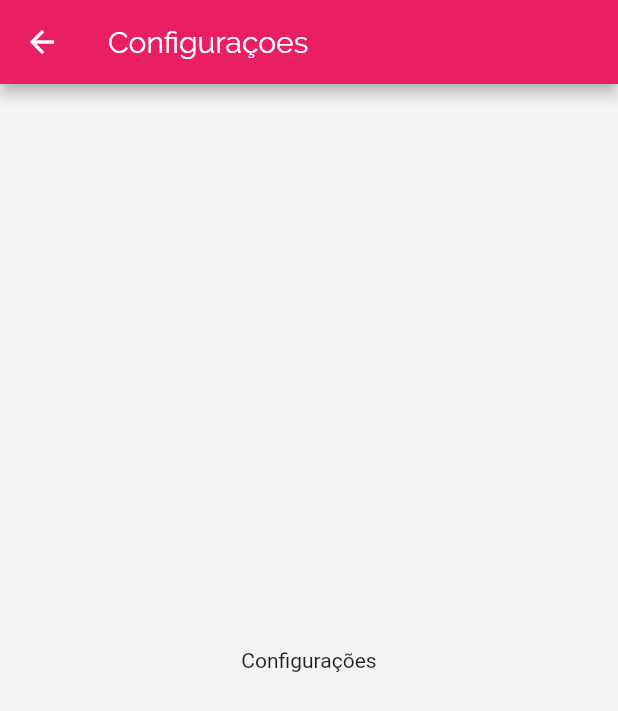
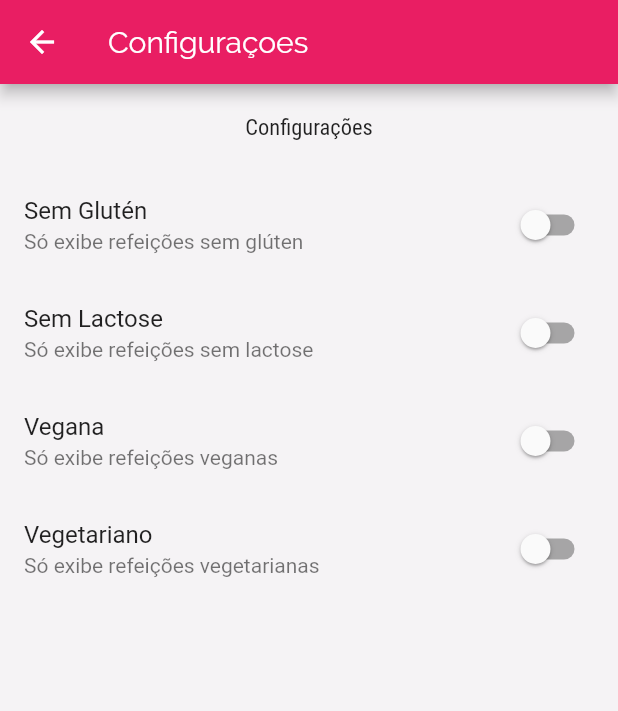
Before and after one commit to BrendonHenrique/MealsList, a Flutter app: the SettingsScreen screen opened by its route, on a phone screen of 412 x 824 dp. Shown: the top 711 px of the screen. Run offline on Flutter 3.47's test engine with Material 2 defaults, Android fonts, the phone set to English and light mode, and no system bars; network calls fail.

Commit message:
added meals filters at settings page

```diff
--- a/lib/main.dart
+++ b/lib/main.dart
@@ -1,14 +1,46 @@
 import 'package:flutter/material.dart';
+import 'package:meals/models/settings.dart';
 import './routes/app_routes.dart';
+import 'models/meal.dart';
+import './data/dummy_data.dart';
+import 'package:meals/screens/categories_meals_screen.dart';
+import 'package:meals/screens/meal_details_screen.dart';
+import 'package:meals/screens/settings_screen.dart';
+import 'package:meals/screens/tabs_screen.dart';
 
 void main() {
   runApp(MyApp());
 }
 
-class MyApp extends StatelessWidget {
+class MyApp extends StatefulWidget {
+  @override
+  _MyAppState createState() => _MyAppState();
+}
+
+class _MyAppState extends State<MyApp> {
   Color _colorFromHex(String hexColor) {
     final hexCode = hexColor.replaceAll('#', '');
     return Color(int.parse('FF$hexCode', radix: 16));
+  }
+
+  List<Meal> _availableMeals = DUMMY_MEALS;
+  List<Meal> _favoritesMeals = [];
+  Settings settings = Settings();
+
+  void _filterMealsBySettings(Settings settings) {
+    setState(() {
+      this.settings = settings;
+      this._availableMeals = DUMMY_MEALS.where((meal) {
+        final filterGluten = settings.isGlutenFree && !meal.isGlutenFree;
+        final filterLactose = settings.isLactoseFree && !meal.isLactoseFree;
+        final filterVegan = settings.isVegan && !meal.isVegan;
+        final filterVegetarian = settings.isVegetarian && !meal.isVegetarian;
+        return !filterGluten &&
+            !filterLactose &&
+            !filterVegan &&
+            !filterVegetarian;
+      }).toList();
+    });
   }
 
   @override
@@ -29,7 +61,19 @@ class MyApp extends StatelessWidget {
               ),
             ),
       ),
-      routes: AppRoutes.routes,
+      routes: {
+        AppRoutes.HOME: (_) => TabsScreen(
+              favoriteMeals: _favoritesMeals,
+            ),
+        AppRoutes.CATEGORIES_MEALS: (_) => CategoriesMealsScreen(
+              meals: _availableMeals,
+            ),
+        AppRoutes.MEAL_DETAIL: (_) => MealDetailsScreen(),
+        AppRoutes.SETTINGS: (_) => SettingsScreen(
+              onSettingsChanged: _filterMealsBySettings,
+              settings: settings,
+            ),
+      },
     );
   }
 }
--- /dev/null
+++ b/lib/models/settings.dart
@@ -0,0 +1,13 @@
+class Settings {
+  bool isGlutenFree;
+  bool isLactoseFree;
+  bool isVegan;
+  bool isVegetarian;
+
+  Settings({
+    this.isGlutenFree = false,
+    this.isLactoseFree = false,
+    this.isVegan = false,
+    this.isVegetarian = false,
+  });
+}
--- a/lib/routes/app_routes.dart
+++ b/lib/routes/app_routes.dart
@@ -1,18 +1,6 @@
-import 'package:meals/screens/categories_meals_screen.dart';
-import 'package:meals/screens/meal_details_screen.dart';
-import 'package:meals/screens/settings_screen.dart';
-import 'package:meals/screens/tabs_screen.dart';
-
 class AppRoutes {
   static const HOME = '/';
   static const CATEGORIES_MEALS = '/categories-meals';
   static const MEAL_DETAIL = '/meal-detail';
   static const SETTINGS = '/settings';
-
-  static final routes = {
-    AppRoutes.HOME: (_) => TabsScreen(),
-    AppRoutes.CATEGORIES_MEALS: (_) => CategoriesMealsScreen(),
-    AppRoutes.MEAL_DETAIL: (_) => MealDetailsScreen(),
-    AppRoutes.SETTINGS: (_) => SettingsScreen(),
-  };
 }
--- a/lib/screens/settings_screen.dart
+++ b/lib/screens/settings_screen.dart
@@ -1,8 +1,43 @@
 import 'package:flutter/material.dart';
 import 'package:flutter/widgets.dart';
+import 'package:meals/models/settings.dart';
 
-class SettingsScreen extends StatelessWidget {
-  const SettingsScreen({Key key}) : super(key: key);
+class SettingsScreen extends StatefulWidget {
+  final Function(Settings) onSettingsChanged;
+  final Settings settings;
+
+  const SettingsScreen({Key key, this.onSettingsChanged, this.settings})
+      : super(key: key);
+
+  @override
+  _SettingsScreenState createState() => _SettingsScreenState();
+}
+
+class _SettingsScreenState extends State<SettingsScreen> {
+  Settings settings;
+
+  @override
+  void initState() {
+    super.initState();
+    settings = widget.settings;
+  }
+
+  Widget _createSwitch(
+    String title,
+    String subtitle,
+    bool value,
+    Function(bool) onChanged,
+  ) {
+    return SwitchListTile.adaptive(
+      title: Text(title),
+      subtitle: Text(subtitle),
+      value: value,
+      onChanged: (value) {
+        onChanged(value);
+        widget.onSettingsChanged(widget.settings);
+      },
+    );
+  }
 
   @override
   Widget build(BuildContext context) {
@@ -10,8 +45,46 @@ class SettingsScreen extends StatelessWidget {
       appBar: AppBar(
         title: Text('Configuraçoes'),
       ),
-      body: Center(
-        child: Text('Configurações'),
+      body: Column(
+        children: [
+          Container(
+            padding: EdgeInsets.all(20),
+            child: Text(
+              'Configurações',
+              style: Theme.of(context).textTheme.headline6,
+            ),
+          ),
+          Expanded(
+            child: ListView(
+              children: [
+                _createSwitch(
+                  'Sem Glutén',
+                  'Só exibe refeições sem glúten',
+                  settings.isGlutenFree,
+                  (value) => setState(() => settings.isGlutenFree = value),
+                ),
+                _createSwitch(
+                  'Sem Lactose',
+                  'Só exibe refeições sem lactose',
+                  settings.isLactoseFree,
+                  (value) => setState(() => settings.isLactoseFree = value),
+                ),
+                _createSwitch(
+                  'Vegana',
+                  'Só exibe refeições veganas',
+                  settings.isVegan,
+                  (value) => setState(() => settings.isVegan = value),
+                ),
+                _createSwitch(
+                  'Vegetariano',
+                  'Só exibe refeições vegetarianas',
+                  settings.isVegetarian,
+                  (value) => setState(() => settings.isVegetarian = value),
+                ),
+              ],
+            ),
+          ),
+        ],
       ),
     );
   }
--- a/lib/screens/tabs_screen.dart
+++ b/lib/screens/tabs_screen.dart
@@ -3,9 +3,11 @@ import 'package:flutter/widgets.dart';
 import 'package:meals/components/navigation/meal_drawer.dart';
 import 'package:meals/screens/categories_list_screen.dart';
 import 'package:meals/screens/favorite_screen.dart';
+import 'package:meals/models/meal.dart';
 
 class TabsScreen extends StatefulWidget {
-  const TabsScreen({Key key}) : super(key: key);
+  final List<Meal> favoriteMeals;
+  const TabsScreen({Key key, this.favoriteMeals}) : super(key: key);
 
   @override
   _TabsScreenState createState() => _TabsScreenState();
```
Also changed, not shown: lib/screens/categories_meals_screen.dart (+6 -5 lines).
